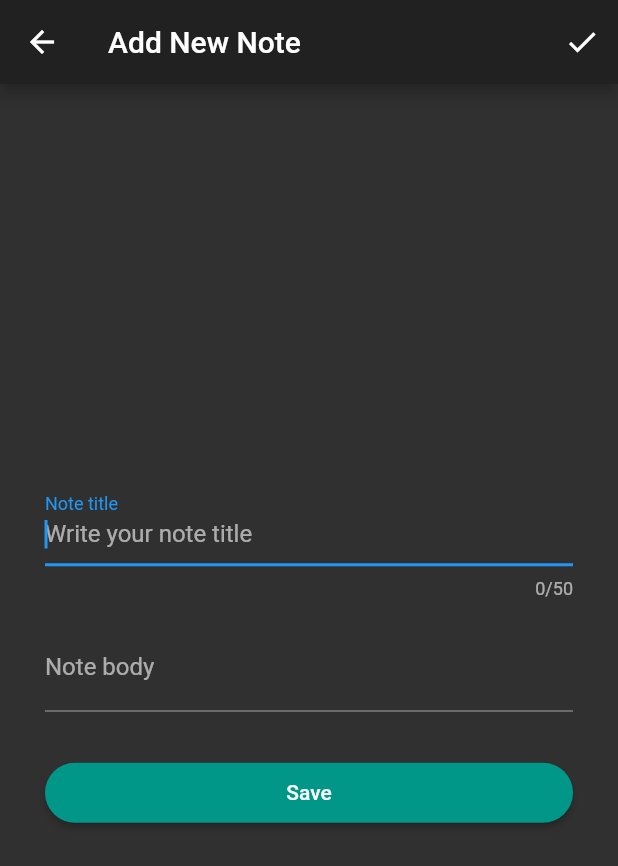
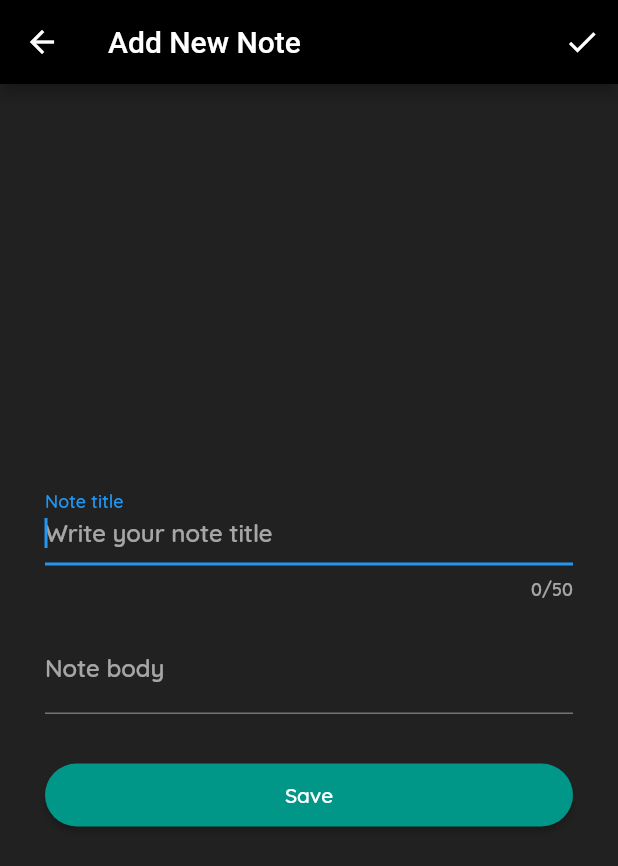
Before and after one commit to w3cp/my_notes, a Flutter app: the screen it shows after launch, after a tap on the "search" icon, after a tap on the "add" icon, on a phone screen of 412 x 824 dp. Shown: the top 866 px of the screen. Run offline on Flutter 3.47's test engine with Material 2 defaults, Android fonts, the phone set to English and light mode, and no system bars; our stand-ins replace sqflite; accounts and stored records are empty.

Commit message:
Change app theme :) add custom font

```diff
--- a/lib/pages/all_notes.dart
+++ b/lib/pages/all_notes.dart
@@ -265,13 +265,18 @@ class AllNotesState extends State<AllNotes> {
   }
 
   Widget drawer() => Drawer(
+        child: Container(
+          color: Theme.of(context).backgroundColor,
           child: ListView(
             padding: EdgeInsets.zero,
             children: <Widget>[
               DrawerHeader(
-              child: Text(UIData.appName),
+                child: Text(
+                  UIData.appName,
+                  style: TextStyle(fontSize: 25.0),
+                ),
                 decoration: BoxDecoration(
-                color: Theme.of(context).backgroundColor,
+                  color: Theme.of(context).primaryColor,
                 ),
               ),
               ListTile(
@@ -285,6 +290,7 @@ class AllNotesState extends State<AllNotes> {
                 onTap: _updateNoteListByFavorite,
               ),
             ],
+          ),
         ),
       );
 
--- a/lib/utils/uidata.dart
+++ b/lib/utils/uidata.dart
@@ -1,3 +1,5 @@
+import 'package:flutter/material.dart';
+
 class UIData {
   //routes
   static const String initialRoute = "/";
@@ -87,4 +89,8 @@ class UIData {
 
   //other strings
   static const String lastModified = "Last modified";
+
+  //theme
+  static final TextStyle quickFontTheme = TextStyle().copyWith(fontFamily: UIData.quickFont);
+  static final Color backgroundColor = Colors.grey.shade900;
 }
```
Also changed, not shown: lib/main.dart (+21 -1 lines), pubspec.yaml (+13 -0 lines), assets/fonts/Quicksand-Medium.ttf (added), assets/fonts/Quicksand_Bold.otf (added), assets/fonts/Quicksand_Book.otf (added), assets/fonts/Quicksand_Light.otf (added), assets/fonts/Raleway-Medium.ttf (added), assets/fonts/Raleway-Regular.ttf (added). Lines whose indentation alone changed are shown as unchanged.
